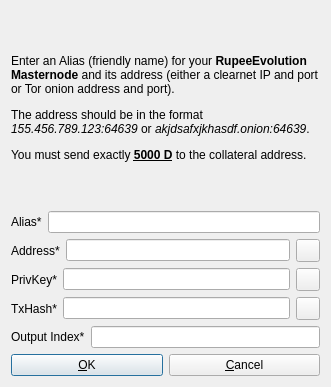
Old version of the form src/qt/forms/addeditadrenalinenode.ui in the repository Rupee-Foundation/Rupee-Evolution.
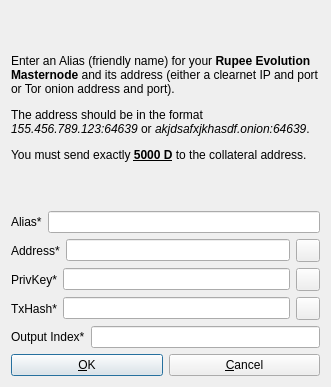
New version of the form. Icons and pictures are not drawn.

The edit to the form file:
```diff
--- a/src/qt/forms/addeditadrenalinenode.ui
+++ b/src/qt/forms/addeditadrenalinenode.ui
@@ -26,7 +26,7 @@
       </sizepolicy>
      </property>
      <property name="text">
-      <string>&lt;html&gt;&lt;head/&gt;&lt;body&gt;&lt;p&gt;Enter an Alias (friendly name) for your &lt;span style=&quot; font-weight:600;&quot;&gt;RupeeEvolution Masternode&lt;/span&gt; and its address (either a clearnet IP and port or Tor onion address and port).&lt;/p&gt;&lt;p&gt;The address should be in the format &lt;span style=&quot; font-style:italic;&quot;&gt;155.456.789.123:64639&lt;/span&gt; or &lt;span style=&quot; font-style:italic;&quot;&gt;akjdsafxjkhasdf.onion:64639&lt;/span&gt;. &lt;/p&gt;&lt;p&gt;You must send exactly &lt;span style=&quot; font-weight:600; text-decoration: underline;&quot;&gt;5000 D&lt;/span&gt; to the collateral address.&lt;/p&gt;&lt;/body&gt;&lt;/html&gt;</string>
+      <string>&lt;html&gt;&lt;head/&gt;&lt;body&gt;&lt;p&gt;Enter an Alias (friendly name) for your &lt;span style=&quot; font-weight:600;&quot;&gt;Rupee Evolution Masternode&lt;/span&gt; and its address (either a clearnet IP and port or Tor onion address and port).&lt;/p&gt;&lt;p&gt;The address should be in the format &lt;span style=&quot; font-style:italic;&quot;&gt;155.456.789.123:64639&lt;/span&gt; or &lt;span style=&quot; font-style:italic;&quot;&gt;akjdsafxjkhasdf.onion:64639&lt;/span&gt;. &lt;/p&gt;&lt;p&gt;You must send exactly &lt;span style=&quot; font-weight:600; text-decoration: underline;&quot;&gt;5000 D&lt;/span&gt; to the collateral address.&lt;/p&gt;&lt;/body&gt;&lt;/html&gt;</string>
      </property>
      <property name="wordWrap">
       <bool>true</bool>
```
Left out of the diff: 2 changed lines with no effect on the pictures.
